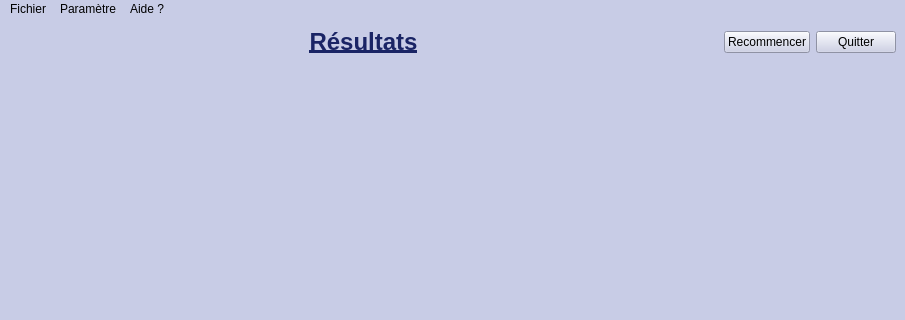
Qt form HM40_projet_fitts_RENAUD_CHAUSSON/resultats.ui (Nellou90/HM40Fitts) before a commit; both pictures show x 0 to 905 and y 0 to 320 of the 905 by 620 pixel window.
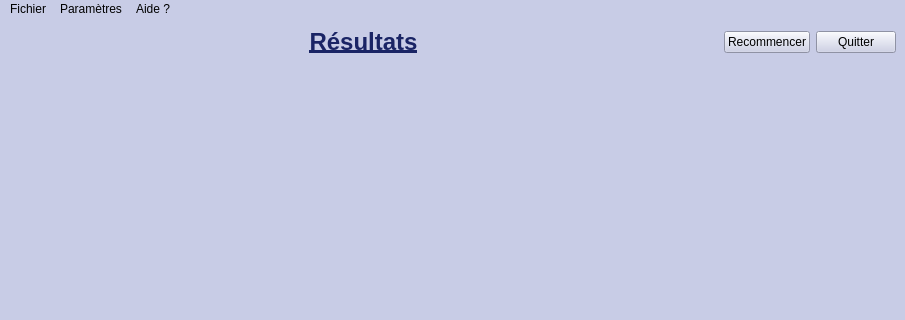
The same form after that commit.

Patch:
```diff
--- a/HM40_projet_fitts_RENAUD_CHAUSSON/resultats.ui
+++ b/HM40_projet_fitts_RENAUD_CHAUSSON/resultats.ui
@@ -100,7 +100,7 @@
    </widget>
    <widget class="QMenu" name="menuParam_tre">
     <property name="title">
-     <string>Paramètre</string>
+     <string>Paramètres</string>
     </property>
     <addaction name="actionParam_trages"/>
    </widget>
```
Left out of the diff: 11 changed lines with no effect on the pictures.
